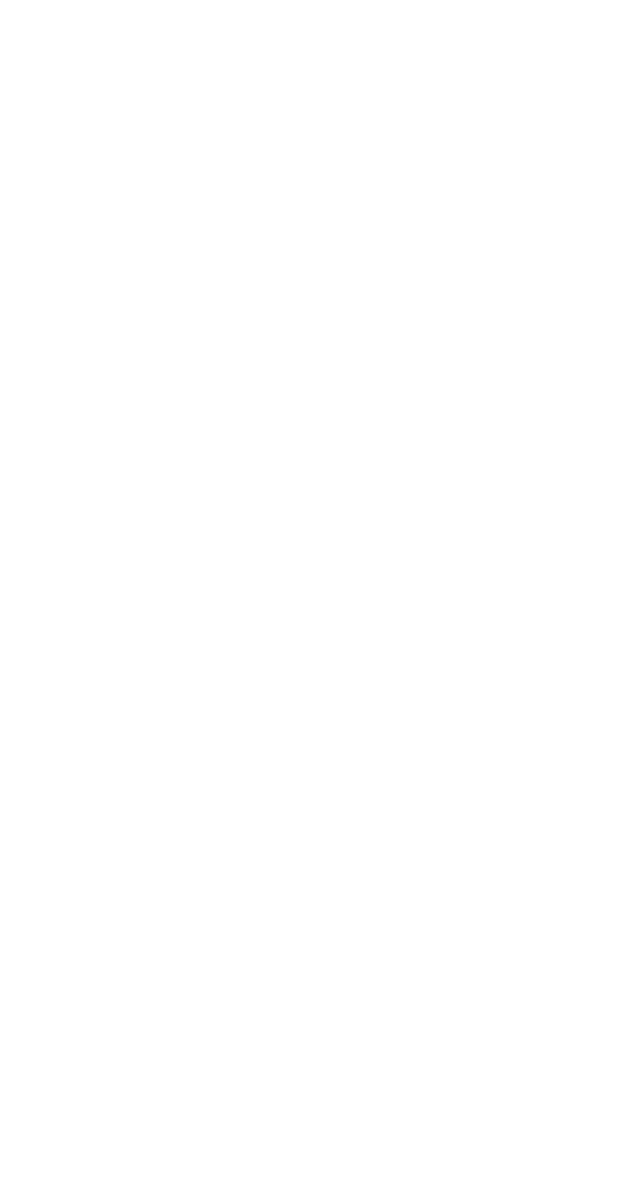
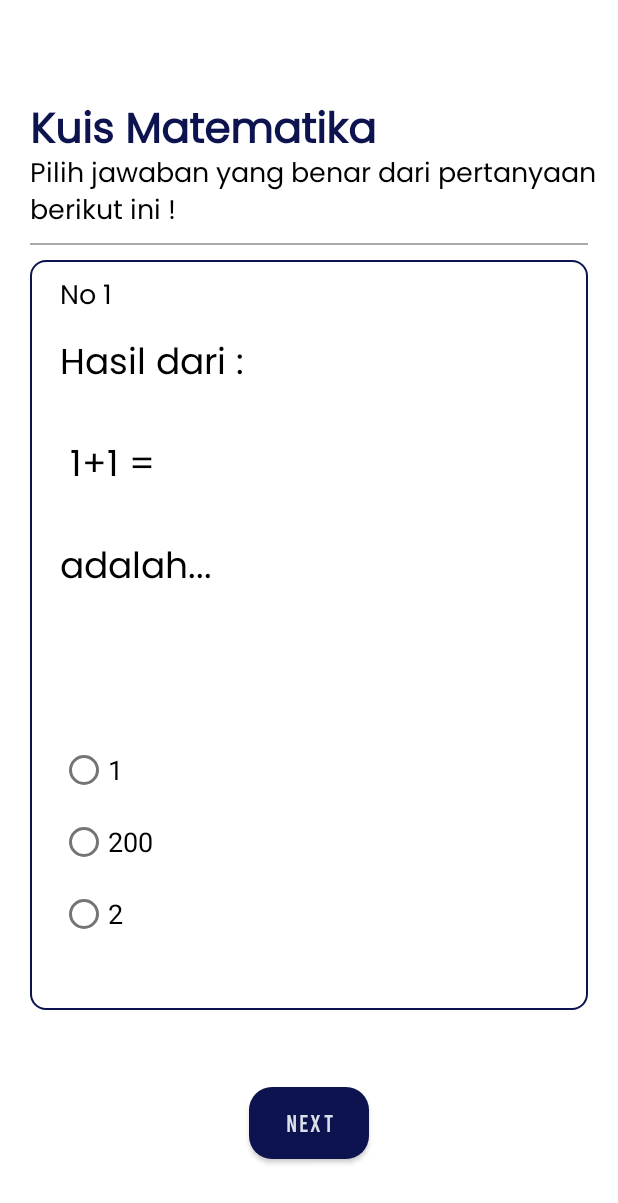
Before and after one commit to Masdikaa/aplikasi-pembelajaran-tunanetra, an Android app: the QuizActivity screen opened directly, with no data from a screen before it, on a phone screen of 412 x 824 dp. Before the commit the part shown is empty. Shown: the top 1203 px of the screen. Run offline under Robolectric (Android 15) with nearby library versions, the light colour scheme and no system bars.

Commit message:
Layout Quiz QuizFragment.kt sample

```diff
--- a/app/src/main/java/com/himawan/pembelajarantunanetra/QuizActivity.kt
+++ b/app/src/main/java/com/himawan/pembelajarantunanetra/QuizActivity.kt
@@ -3,6 +3,7 @@ package com.himawan.pembelajarantunanetra
 import android.os.Bundle
 import androidx.appcompat.app.AppCompatActivity
 import com.himawan.pembelajarantunanetra.databinding.ActivityQuizBinding
+import com.himawan.pembelajarantunanetra.fragment.QuizFragment
 
 class QuizActivity : AppCompatActivity() {
 
@@ -13,6 +14,8 @@ class QuizActivity : AppCompatActivity() {
         binding = ActivityQuizBinding.inflate(layoutInflater)
         setContentView(binding.root)
 
+        // Inisiasi Menu Fragment
+        supportFragmentManager.beginTransaction().replace(R.id.frame_ly, QuizFragment()).commit()
 
     }
 }
--- a/app/src/main/java/com/himawan/pembelajarantunanetra/fragment/QuizFragment.kt
+++ b/app/src/main/java/com/himawan/pembelajarantunanetra/fragment/QuizFragment.kt
@@ -7,8 +7,8 @@ import android.view.ViewGroup
 import androidx.fragment.app.Fragment
 import com.himawan.pembelajarantunanetra.databinding.FragmentQuizBinding
 
-private var _binding: FragmentQuizBinding? = null
-private val binding get() = _binding!!
+private var Mbinding: FragmentQuizBinding? = null
+private val binding get() = Mbinding!!
 
 class QuizFragment : Fragment() {
 
@@ -16,7 +16,7 @@ class QuizFragment : Fragment() {
         inflater: LayoutInflater, container: ViewGroup?,
         savedInstanceState: Bundle?
     ): View {
-        _binding = FragmentQuizBinding.inflate(inflater, container, false)
+        Mbinding = FragmentQuizBinding.inflate(inflater, container, false)
         return binding.root
     }
 
--- a/app/src/main/res/layout/activity_quiz.xml
+++ b/app/src/main/res/layout/activity_quiz.xml
@@ -6,4 +6,13 @@
     android:layout_height="match_parent"
     tools:context=".QuizActivity">
 
+    <FrameLayout
+        android:id="@+id/frame_ly"
+        android:layout_width="match_parent"
+        android:layout_height="match_parent"
+        app:layout_constraintBottom_toBottomOf="parent"
+        app:layout_constraintEnd_toEndOf="parent"
+        app:layout_constraintStart_toStartOf="parent"
+        app:layout_constraintTop_toTopOf="parent" />
+
 </androidx.constraintlayout.widget.ConstraintLayout>
--- a/app/src/main/res/layout/fragment_quiz.xml
+++ b/app/src/main/res/layout/fragment_quiz.xml
@@ -26,7 +26,7 @@
                 android:layout_width="match_parent"
                 android:layout_height="wrap_content"
                 android:fontFamily="@font/poppins_regular"
-                android:text="Penjumlahan"
+                android:text="Kuis Matematika"
                 android:textColor="@color/primary"
                 android:textSize="28sp"
                 android:textStyle="bold" />
@@ -51,17 +51,86 @@
         </LinearLayout>
 
         <androidx.constraintlayout.widget.ConstraintLayout
-            android:id="@+id/image_layout"
+            android:id="@+id/quiz_layout"
             android:layout_width="match_parent"
             android:layout_height="500dp"
             android:layout_marginHorizontal="20dp"
             android:layout_marginTop="10dp"
             android:background="@drawable/linear_layout_background"
+            android:paddingStart="20dp"
+            android:paddingTop="10dp"
             app:layout_constraintEnd_toEndOf="parent"
             app:layout_constraintStart_toStartOf="parent"
             app:layout_constraintTop_toBottomOf="@id/header_quiz">
 
+            <TextView
+                android:id="@+id/question_number"
+                android:layout_width="match_parent"
+                android:layout_height="wrap_content"
+                android:fontFamily="@font/poppins_regular"
+                android:text="No 1"
+                android:textColor="@color/black"
+                android:textSize="18sp"
+                app:layout_constraintStart_toStartOf="parent"
+                app:layout_constraintTop_toTopOf="parent" />
+
+            <TextView
+                android:id="@+id/question_field"
+                android:layout_width="match_parent"
+                android:layout_height="wrap_content"
+                android:layout_marginTop="10dp"
+                android:fontFamily="@font/poppins_regular"
+                android:text="Hasil dari : \n\n 1+1 =\n\nadalah..."
+                android:textColor="@color/black"
+                android:textSize="24sp"
+                app:layout_constraintStart_toStartOf="parent"
+                app:layout_constraintTop_toBottomOf="@id/question_number" />
+
+            <RadioGroup
+                android:layout_width="match_parent"
+                android:layout_height="wrap_content"
+                android:layout_marginTop="40dp"
+                android:layout_marginBottom="40dp"
+                app:layout_constraintBottom_toBottomOf="parent"
+                app:layout_constraintStart_toStartOf="parent">
+
+                <RadioButton
+                    android:id="@+id/a_option"
+                    android:layout_width="match_parent"
+                    android:layout_height="wrap_content"
+                    android:text="1"
+                    android:textSize="18sp" />
+
+                <RadioButton
+                    android:id="@+id/b_option"
+                    android:layout_width="match_parent"
+                    android:layout_height="wrap_content"
+                    android:text="200"
+                    android:textSize="18sp" />
+
+                <RadioButton
+                    android:id="@+id/c_option"
+                    android:layout_width="match_parent"
+                    android:layout_height="wrap_content"
+                    android:text="2"
+                    android:textSize="18sp" />
+
+            </RadioGroup>
+
         </androidx.constraintlayout.widget.ConstraintLayout>
+
+        <Button
+            android:id="@+id/btn_next"
+            android:layout_width="80dp"
+            android:layout_height="wrap_content"
+            android:background="@drawable/button_background_1"
+            android:fontFamily="@font/bebas_regular"
+            android:text="Next"
+            android:textSize="16sp"
+            app:layout_constraintBottom_toBottomOf="parent"
+            app:layout_constraintEnd_toEndOf="parent"
+            app:layout_constraintStart_toStartOf="parent"
+            app:layout_constraintTop_toBottomOf="@id/quiz_layout" />
 
     </androidx.constraintlayout.widget.ConstraintLayout>
 
```
